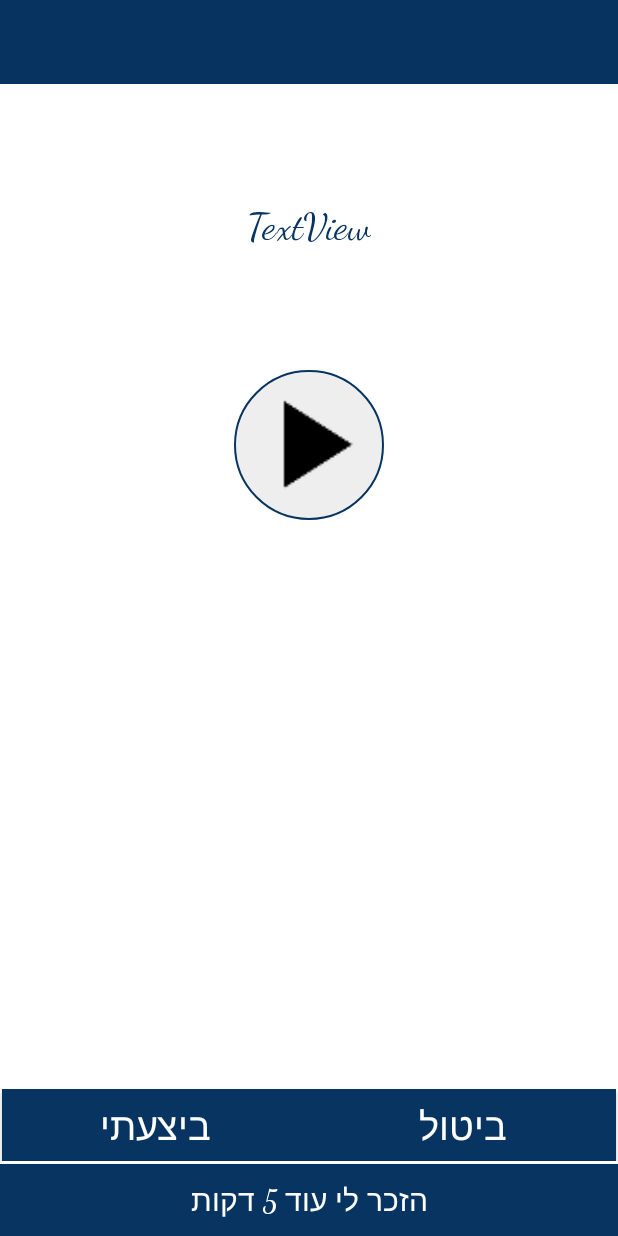
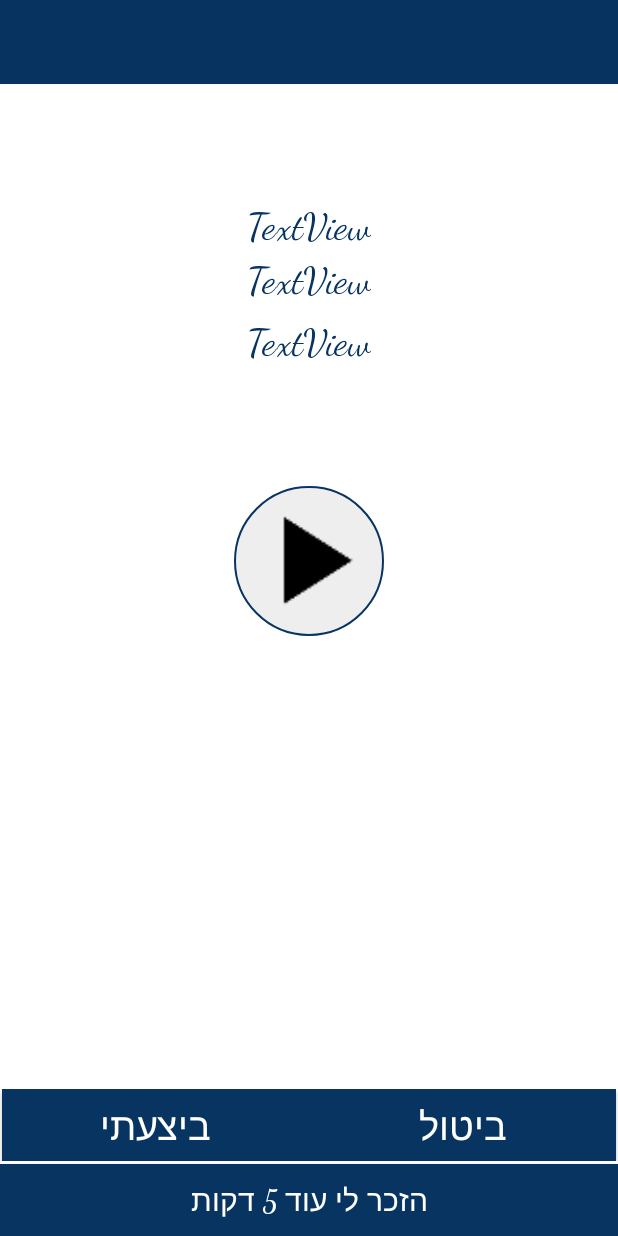
Before and after one commit to edenkes/Medico, an Android app: the layout activity_receive_notifiction.xml on its own in the app's theme, with its tools: preview values and no code run, on a phone screen of 412 x 824 dp. Run offline under Robolectric (Android 15) with nearby library versions, the light colour scheme and no system bars.

Commit message:
Complete language support (stored in DB). Split notification window text to 3 text views

```diff
--- a/app/src/main/java/bredesh/medico/MainActivity.java
+++ b/app/src/main/java/bredesh/medico/MainActivity.java
@@ -57,8 +57,6 @@ public class MainActivity extends AppCompatActivity {
         }
 */
 
-        final Intent SERVICE_INTENT = new Intent(getBaseContext(), NotificationService.class);
-        startService(SERVICE_INTENT);
 
         Toolbar toolbar = (Toolbar) findViewById(R.id.app_bar);
         setSupportActionBar(toolbar);
--- a/app/src/main/res/layout/activity_receive_notifiction.xml
+++ b/app/src/main/res/layout/activity_receive_notifiction.xml
@@ -11,15 +11,44 @@
 
 
     <TextView
-        android:id="@+id/txAlertText"
+        android:id="@+id/txAlertPrefixText"
         android:layout_width="wrap_content"
         android:layout_height="wrap_content"
         android:layout_below="@+id/app_bar"
         android:layout_centerHorizontal="true"
         android:layout_centerInParent="false"
         android:layout_centerVertical="false"
+        android:layout_marginTop="80sp"
+        android:layout_weight="1"
+        android:text="TextView"
+        android:textColor="@color/titleColor"
+        android:textSize="25sp" />
+
+    <TextView
+        android:id="@+id/txAlertName"
+        android:layout_width="wrap_content"
+        android:layout_height="wrap_content"
+        android:layout_below="@+id/txAlertPrefixText"
+        android:layout_centerHorizontal="true"
+        android:layout_centerInParent="false"
+        android:layout_centerVertical="false"
+        android:layout_marginBottom="5sp"
+        android:layout_marginTop="5sp"
+        android:layout_weight="1"
+        android:text="TextView"
+        android:textColor="@color/titleColor"
+        android:textSize="25sp" />
+
+    <TextView
+        android:id="@+id/txRepeats"
+        android:layout_width="wrap_content"
+        android:layout_height="wrap_content"
+        android:layout_below="@+id/txAlertName"
+        android:layout_centerHorizontal="true"
+        android:layout_centerInParent="false"
+        android:layout_centerVertical="false"
         android:layout_marginBottom="80sp"
-        android:layout_marginTop="80sp"
+        android:layout_marginTop="5sp"
         android:layout_weight="1"
         android:text="TextView"
         android:textColor="@color/titleColor"
@@ -76,7 +105,7 @@
         android:id="@+id/play_button"
         android:layout_width="100sp"
         android:layout_height="100sp"
-        android:layout_below="@+id/txAlertText"
+        android:layout_below="@+id/txRepeats"
         android:layout_centerHorizontal="true"
         android:layout_centerVertical="true"
         android:background="@drawable/button_round"
--- a/app/src/main/res/values/strings.xml
+++ b/app/src/main/res/values/strings.xml
@@ -57,7 +57,7 @@
     <string name="delete_exercise_button">מחק</string>
     <string name="delete_exercise_confirm">למחוק את התרגיל?</string>
     <string name="exercise_deleted">התרגיל נמחק</string>
-    <string name="alert_text">Time to perform %1$s. %2$d repeats.</string>
+    <string name="alert_text">Time to perform %1$s. <b>%2$d</b> repeats.</string>
     <string name="alert_page_text" formatted="false">הגיע הזמן לבצע חזרות!</string>
     <string name="media_not_found">הסרט או התמונה לא נמצאו.</string>
     <string name="good_job">כל הכבוד!</string>
@@ -87,6 +87,8 @@
     <string name="lang_rus" translatable="false">русский</string>
     <string name="lang_ara" translatable="false">عربيه</string>
     <string name="lang_default">Device default</string>
+    <string name="notification_alert_prefix">Time to perform:</string>
+    <string name="notification_alert_repeats">%1$d times.</string>
 
 
 </resources>
```
Also changed, not shown: app/src/main/java/bredesh/medico/Camera/LocalDBManager.java (+57 -6 lines), app/src/main/java/bredesh/medico/Localization.java (+17 -22 lines), app/src/main/java/bredesh/medico/Menu/MainMenu.java (+9 -2 lines), app/src/main/java/bredesh/medico/Notification/NotificationWindow.java (+9 -2 lines), app/src/main/java/bredesh/medico/NotificationService.java (+10 -2 lines), 4 other files.
